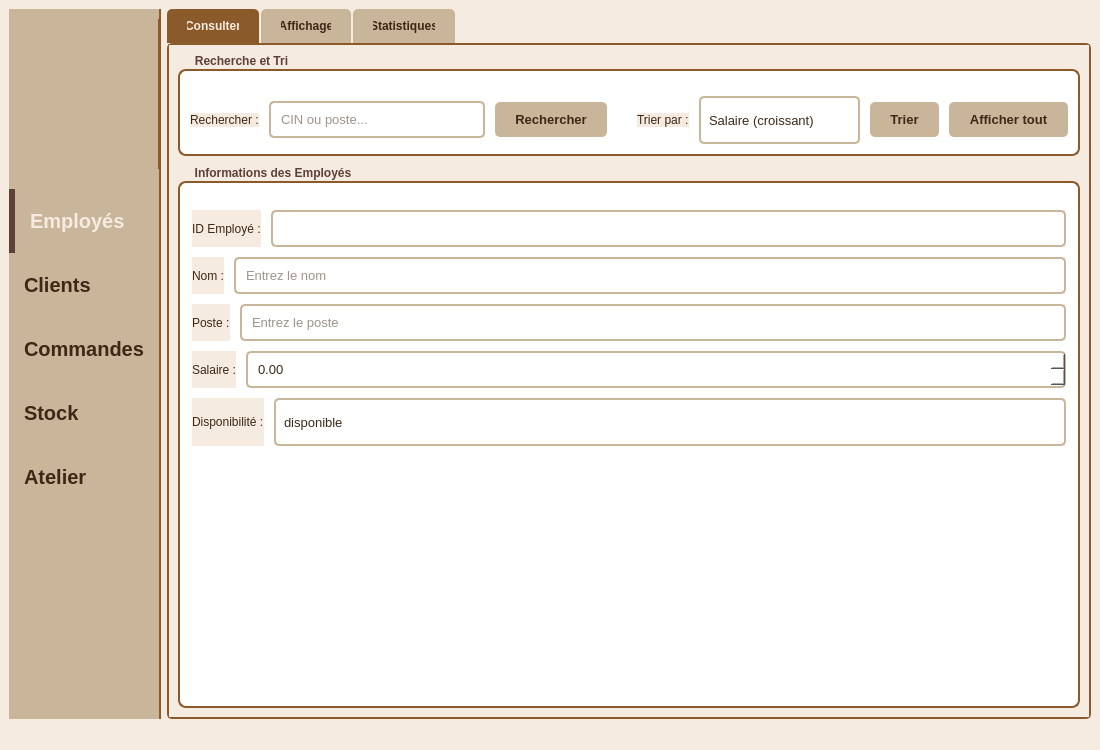
Old version of the form interface_employe/mainwindow.ui in the repository Esprit-UP-Algo/projetcpp2526-s2-2a8-smart-carpentry-morkshop-management.
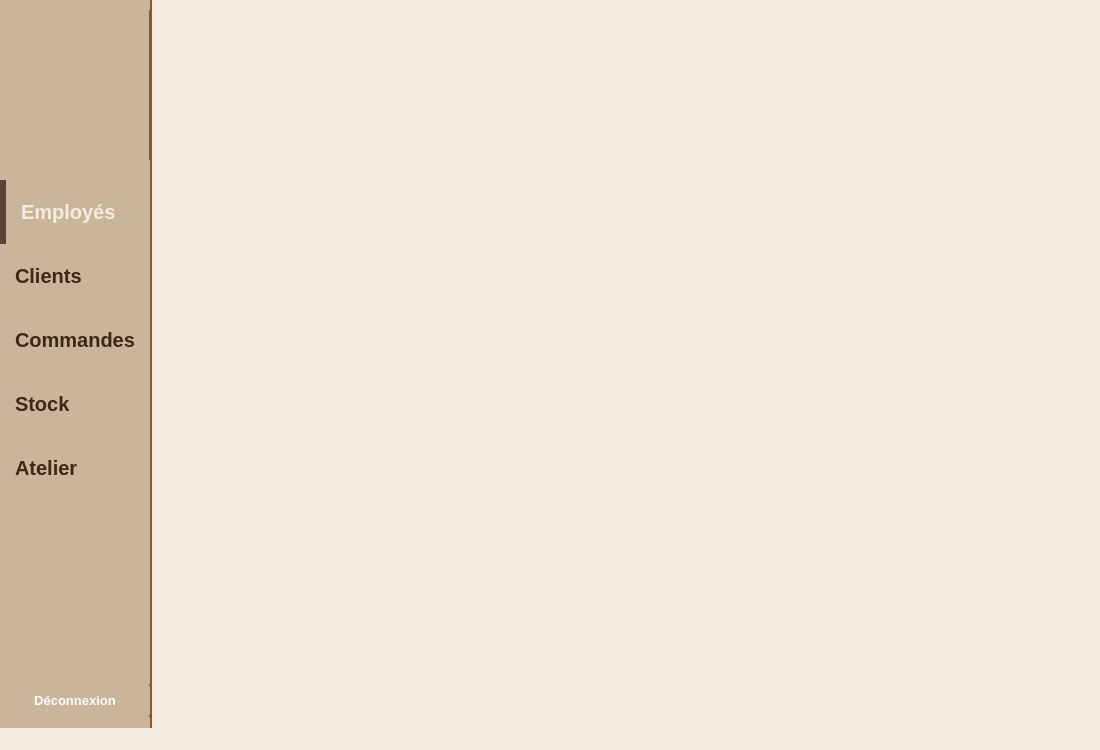
New version of the form. The open tabs and pages were chosen to show the change. Icons and pictures are not drawn.

Commit message: Integrate Qt project in interface_employe

```diff
--- a/interface_employe/mainwindow.ui
+++ b/interface_employe/mainwindow.ui
@@ -23,14 +23,16 @@
     QTabBar::tab:hover { background-color: #9B8068; }
     QGroupBox { background-color: #FFFFFF; border: 2px solid #8B5A2B; border-radius: 8px; margin-top: 15px; padding-top: 15px; font-weight: bold; }
     QGroupBox::title { color: #5D4037; subcontrol-origin: margin; left: 10px; padding: 0 5px; font-size: 10pt; }
-    QLineEdit, QDoubleSpinBox, QComboBox { background-color: #FFFFFF; border: 2px solid #C9B59A; border-radius: 5px; padding: 8px; color: #3D2817; font-size: 10pt; }
-    QLineEdit:focus, QDoubleSpinBox:focus, QComboBox:focus { border: 2px solid #8B5A2B; }
+    QLineEdit, QDoubleSpinBox, QComboBox, QTextEdit, QDateEdit { background-color: #FFFFFF; border: 2px solid #C9B59A; border-radius: 5px; padding: 8px; color: #3D2817; font-size: 10pt; }
+    QLineEdit:focus, QDoubleSpinBox:focus, QComboBox:focus, QTextEdit:focus, QDateEdit:focus { border: 2px solid #8B5A2B; }
     QComboBox { font-size: 10pt; min-height: 28px; }
     QComboBox::drop-down { border: none; width: 20px; }
     QComboBox::down-arrow { image: none; border-left: 4px solid transparent; border-right: 4px solid transparent; border-top: 4px solid #8B5A2B; margin-right: 6px; }
+
     QPushButton { background-color: #8B5A2B; color: #F5EBE0; border: none; border-radius: 5px; padding: 10px 20px; font-weight: bold; font-size: 10pt; }
     QPushButton:hover { background-color: #9B8068; }
     QPushButton:pressed { background-color: #5D4037; }
+
     QPushButton#btnAjouter { background-color: #8B9B6A; }
     QPushButton#btnAjouter:hover { background-color: #9BAB7A; }
     QPushButton#btnModifier { background-color: #8B5A2B; }
@@ -39,17 +41,50 @@
     QPushButton#btnSupprimer:hover { background-color: #6D4C41; }
     QPushButton#btnAnnuler, QPushButton#btnVider, QPushButton#btnAfficherTout, QPushButton#btnTrier, QPushButton#btnRechercher { background-color: #C9B59A; color: #3D2817; }
     QPushButton#btnAnnuler:hover, QPushButton#btnVider:hover, QPushButton#btnAfficherTout:hover, QPushButton#btnTrier:hover, QPushButton#btnRechercher:hover { background-color: #D9C5AA; }
+
     QTableWidget { background-color: #FFFFFF; alternate-background-color: #F5EBE0; border: 2px solid #C9B59A; border-radius: 5px; gridline-color: #C9B59A; color: #3D2817; }
     QTableWidget::item:selected { background-color: #8B5A2B; color: #F5EBE0; }
     QHeaderView::section { background-color: #8B5A2B; color: #F5EBE0; padding: 6px; border: none; font-weight: bold; font-size: 10pt; }
-    QPushButton#btnEmployes, QPushButton#btnClients, QPushButton#btnCommandes, QPushButton#btnStock, QPushButton#btnAtelier { background-color: #C9B59A; color: #3D2817; border: none; border-left: 0px solid #8B5A2B; border-radius: 0; padding: 20px 15px; font-size: 15pt; font-weight: bold; text-align: left; }
-    QPushButton#btnEmployes:hover, QPushButton#btnClients:hover, QPushButton#btnCommandes:hover, QPushButton#btnStock:hover, QPushButton#btnAtelier:hover { background-color: #9B8068; color: white; }
-    QPushButton#btnEmployes:checked, QPushButton#btnClients:checked, QPushButton#btnCommandes:checked, QPushButton#btnStock:checked, QPushButton#btnAtelier:checked { background-color: #8B5A2B; color: #F5EBE0; border-left: 6px solid #5D4037; }
-    QPushButton#btnEmployes:pressed, QPushButton#btnClients:pressed, QPushButton#btnCommandes:pressed, QPushButton#btnStock:pressed, QPushButton#btnAtelier:pressed { background-color: #5D4037; color: white; }
+
+    QPushButton#btnEmployes, QPushButton#btnClients, QPushButton#btnCommandes, QPushButton#btnStock, QPushButton#btnAtelier {
+      background-color: #C9B59A; color: #3D2817; border: none; border-left: 0px solid #8B5A2B;
+      border-radius: 0; padding: 20px 15px; font-size: 15pt; font-weight: bold; text-align: left;
+    }
+    QPushButton#btnEmployes:hover, QPushButton#btnClients:hover, QPushButton#btnCommandes:hover, QPushButton#btnStock:hover, QPushButton#btnAtelier:hover {
+      background-color: #9B8068; color: white;
+    }
+    QPushButton#btnEmployes:checked, QPushButton#btnClients:checked, QPushButton#btnCommandes:checked, QPushButton#btnStock:checked, QPushButton#btnAtelier:checked {
+      background-color: #8B5A2B; color: #F5EBE0; border-left: 6px solid #5D4037;
+    }
+    QPushButton#btnEmployes:pressed, QPushButton#btnClients:pressed, QPushButton#btnCommandes:pressed, QPushButton#btnStock:pressed, QPushButton#btnAtelier:pressed {
+      background-color: #5D4037; color: white;
+    }
+
+    /* ✅ Déconnexion rouge */
+    QPushButton#btnDeconnexion {
+      background-color: #C0392B; color: white; font-weight: bold;
+    }
+    QPushButton#btnDeconnexion:hover { background-color: #E74C3C; }
+    QPushButton#btnDeconnexion:pressed { background-color: #922B21; }
    </string>
   </property>
   <widget class="QWidget" name="centralwidget">
    <layout class="QHBoxLayout" name="horizontalLayoutPrincipal" stretch="0,1">
+    <property name="spacing">
+     <number>0</number>
+    </property>
+    <property name="leftMargin">
+     <number>0</number>
+    </property>
+    <property name="topMargin">
+     <number>0</number>
+    </property>
+    <property name="rightMargin">
+     <number>0</number>
+    </property>
+    <property name="bottomMargin">
+     <number>0</number>
+    </property>
     <item>
      <widget class="QWidget" name="sidebar" native="true">
       <property name="styleSheet">
@@ -69,7 +104,7 @@
         <number>0</number>
        </property>
        <property name="bottomMargin">
-        <number>0</number>
+        <number>10</number>
        </property>
        <item alignment="Qt::AlignmentFlag::AlignHCenter">
         <widget class="QLabel" name="labelLogo">
@@ -185,6 +220,9 @@
          <property name="orientation">
           <enum>Qt::Orientation::Vertical</enum>
          </property>
+         <property name="sizeType">
+          <enum>QSizePolicy::Policy::Expanding</enum>
+         </property>
          <property name="sizeHint" stdset="0">
           <size>
            <width>20</width>
@@ -193,535 +231,53 @@
          </property>
         </spacer>
        </item>
+
+       <!-- Déconnexion -->
+       <item>
+        <widget class="QPushButton" name="btnDeconnexion">
+         <property name="text">
+          <string>Déconnexion</string>
+         </property>
+        </widget>
+       </item>
       </layout>
      </widget>
     </item>
     <item>
-     <widget class="QTabWidget" name="tabWidget">
-      <property name="currentIndex">
-       <number>2</number>
-      </property>
-      <widget class="QWidget" name="tabConsulter">
-       <attribute name="title">
-        <string>Consulter</string>
-       </attribute>
-       <layout class="QVBoxLayout" name="verticalLayoutConsulter">
-        <property name="spacing">
-         <number>10</number>
-        </property>
-        <item>
-         <widget class="QGroupBox" name="groupRechercheEtTri">
-          <property name="sizePolicy">
-           <sizepolicy hsizetype="Preferred" vsizetype="Fixed">
-            <horstretch>0</horstretch>
-            <verstretch>0</verstretch>
-           </sizepolicy>
-          </property>
-          <property name="title">
-           <string>Recherche et Tri</string>
-          </property>
-          <layout class="QHBoxLayout" name="horizontalRechercheEtTri">
-           <property name="spacing">
-            <number>10</number>
-           </property>
-           <property name="leftMargin">
-            <number>10</number>
-           </property>
-           <property name="topMargin">
-            <number>10</number>
-           </property>
-           <property name="rightMargin">
-            <number>10</number>
-           </property>
-           <property name="bottomMargin">
-            <number>10</number>
-           </property>
-           <item alignment="Qt::AlignmentFlag::AlignVCenter">
-            <widget class="QLabel" name="labelRechercher">
-             <property name="text">
-              <string>Rechercher :</string>
-             </property>
-            </widget>
-           </item>
-           <item>
-            <widget class="QLineEdit" name="lineEditRecherche">
-             <property name="placeholderText">
-              <string>CIN ou poste...</string>
-             </property>
-            </widget>
-           </item>
-           <item>
-            <widget class="QPushButton" name="btnRechercher">
-             <property name="text">
-              <string>Rechercher</string>
-             </property>
-            </widget>
-           </item>
-           <item>
-            <spacer name="spacerRecherche">
-             <property name="orientation">
-              <enum>Qt::Orientation::Horizontal</enum>
-             </property>
-             <property name="sizeType">
-              <enum>QSizePolicy::Policy::Fixed</enum>
-             </property>
-             <property name="sizeHint" stdset="0">
-              <size>
-               <width>20</width>
-               <height>20</height>
-              </size>
-             </property>
-            </spacer>
-           </item>
-           <item alignment="Qt::AlignmentFlag::AlignVCenter">
-            <widget class="QLabel" name="labelTrierPar">
-             <property name="text">
-              <string>Trier par :</string>
-             </property>
-            </widget>
-           </item>
-           <item>
-            <widget class="QComboBox" name="comboBoxTri">
-             <item>
-              <property name="text">
-               <string>Salaire (croissant)</string>
-              </property>
-             </item>
-             <item>
-              <property name="text">
-               <string>Salaire (décroissant)</string>
-              </property>
-             </item>
-            </widget>
-           </item>
-           <item>
-            <widget class="QPushButton" name="btnTrier">
-             <property name="text">
-              <string>Trier</string>
-             </property>
-            </widget>
-           </item>
-           <item>
-            <widget class="QPushButton" name="btnAfficherTout">
-             <property name="text">
-              <string>Afficher tout</string>
-             </property>
-            </widget>
-           </item>
-          </layout>
-         </widget>
-        </item>
-        <item>
-         <widget class="QGroupBox" name="groupBoxInfoEmployes">
-          <property name="sizePolicy">
-           <sizepolicy hsizetype="Preferred" vsizetype="Expanding">
-            <horstretch>0</horstretch>
-            <verstretch>1</verstretch>
-           </sizepolicy>
-          </property>
-          <property name="title">
-           <string>Informations des Employés</string>
-          </property>
-          <layout class="QVBoxLayout" name="verticalLayoutInfo">
-           <property name="spacing">
-            <number>10</number>
-           </property>
-           <property name="leftMargin">
-            <number>12</number>
-           </property>
-           <property name="topMargin">
-            <number>12</number>
-           </property>
-           <property name="rightMargin">
-            <number>12</number>
-           </property>
-           <property name="bottomMargin">
-            <number>12</number>
-           </property>
-           <item>
-            <layout class="QHBoxLayout" name="horizontalID">
-             <item>
-              <widget class="QLabel" name="labelID">
-               <property name="text">
-                <string>ID Employé :</string>
-               </property>
-              </widget>
-             </item>
-             <item>
-              <widget class="QLineEdit" name="lineEditID">
-               <property name="sizePolicy">
-                <sizepolicy hsizetype="Expanding" vsizetype="Fixed">
-                 <horstretch>1</horstretch>
-                 <verstretch>0</verstretch>
-                </sizepolicy>
-               </property>
-              </widget>
-             </item>
-            </layout>
-           </item>
-           <item>
-            <layout class="QHBoxLayout" name="horizontalNom">
-             <item>
-              <widget class="QLabel" name="labelNom">
-               <property name="text">
-                <string>Nom :</string>
-               </property>
-              </widget>
-             </item>
-             <item>
-              <widget class="QLineEdit" name="lineEditNom">
-               <property name="sizePolicy">
-                <sizepolicy hsizetype="Expanding" vsizetype="Fixed">
-                 <horstretch>1</horstretch>
-                 <verstretch>0</verstretch>
-                </sizepolicy>
-               </property>
-               <property name="placeholderText">
-                <string>Entrez le nom</string>
-               </property>
-              </widget>
-             </item>
-            </layout>
-           </item>
-           <item>
-            <layout class="QHBoxLayout" name="horizontalPoste">
-             <item>
-              <widget class="QLabel" name="labelPoste">
-               <property name="text">
-                <string>Poste :</string>
-               </property>
-              </widget>
-             </item>
-             <item>
-              <widget class="QLineEdit" name="lineEditPoste">
-               <property name="sizePolicy">
-                <sizepolicy hsizetype="Expanding" vsizetype="Fixed">
-                 <horstretch>1</horstretch>
-                 <verstretch>0</verstretch>
-                </sizepolicy>
-               </property>
-               <property name="placeholderText">
-                <string>Entrez le poste</string>
-               </property>
-              </widget>
-             </item>
-            </layout>
-           </item>
-           <item>
-            <layout class="QHBoxLayout" name="horizontalSalaire">
-             <item>
-              <widget class="QLabel" name="labelSalaire">
-               <property name="text">
-                <string>Salaire :</string>
-               </property>
-              </widget>
-             </item>
-             <item>
-              <widget class="QDoubleSpinBox" name="doubleSpinBoxSalaire">
-               <property name="sizePolicy">
-                <sizepolicy hsizetype="Expanding" vsizetype="Fixed">
-                 <horstretch>1</horstretch>
-                 <verstretch>0</verstretch>
-                </sizepolicy>
-               </property>
-               <property name="maximum">
-                <double>999999.989999999990687</double>
-               </property>
-               <property name="value">
-                <double>0.000000000000000</double>
-               </property>
-              </widget>
-             </item>
-            </layout>
-           </item>
-           <item>
-            <layout class="QHBoxLayout" name="horizontalDispo">
-             <item>
-              <widget class="QLabel" name="labelDispo">
-               <property name="text">
-                <string>Disponibilité :</string>
-               </property>
-              </widget>
-             </item>
-             <item>
-              <widget class="QComboBox" name="comboBoxDispo">
-               <property name="sizePolicy">
-                <sizepolicy hsizetype="Expanding" vsizetype="Fixed">
-                 <horstretch>1</horstretch>
-                 <verstretch>0</verstretch>
-                </sizepolicy>
-               </property>
-               <item>
-                <property name="text">
-                 <string>disponible</string>
-                </property>
-               </item>
-               <item>
-                <property name="text">
-                 <string>en congé</string>
-                </property>
-               </item>
-               <item>
-                <property name="text">
-                 <string>absent</string>
-                </property>
-               </item>
-              </widget>
-             </item>
-            </layout>
-           </item>
-           <item>
-            <spacer name="verticalSpacerForm">
-             <property name="orientation">
-              <enum>Qt::Orientation::Vertical</enum>
-             </property>
-             <property name="sizeHint" stdset="0">
-              <size>
-               <width>20</width>
-               <height>40</height>
-              </size>
-             </property>
-            </spacer>
-           </item>
-          </layout>
-         </widget>
-        </item>
-       </layout>
-      </widget>
-      <widget class="QWidget" name="tabAffichage">
-       <attribute name="title">
-        <string>Affichage</string>
-       </attribute>
-       <layout class="QVBoxLayout" name="verticalLayoutAffichage">
-        <property name="spacing">
-         <number>10</number>
-        </property>
-        <item>
-         <widget class="QGroupBox" name="groupBoxActions">
-          <property name="title">
-           <string>Actions</string>
-          </property>
-          <layout class="QHBoxLayout" name="horizontalLayoutActions">
-           <property name="spacing">
-            <number>10</number>
-           </property>
-           <item>
-            <widget class="QPushButton" name="btnAjouter">
-             <property name="text">
-              <string>+ Ajouter</string>
-             </property>
-            </widget>
-           </item>
-           <item>
-            <widget class="QPushButton" name="btnModifier">
-             <property name="text">
-              <string>Modifier</string>
-             </property>
-            </widget>
-           </item>
-           <item>
-            <widget class="QPushButton" name="btnSupprimer">
-             <property name="text">
-              <string>Supprimer</string>
-             </property>
-            </widget>
-           </item>
-           <item>
-            <widget class="QPushButton" name="btnAfficherTout">
-             <property name="text">
-              <string>Afficher Tout</string>
-             </property>
-            </widget>
-           </item>
-           <item>
-            <spacer name="horizontalSpacerActions">
-             <property name="orientation">
-              <enum>Qt::Orientation::Horizontal</enum>
-             </property>
-             <property name="sizeHint" stdset="0">
-              <size>
-               <width>40</width>
-               <height>20</height>
-              </size>
-             </property>
-            </spacer>
-           </item>
-           <item>
-            <widget class="QPushButton" name="btnVider">
-             <property name="text">
-              <string>Vider</string>
-             </property>
-            </widget>
-           </item>
-          </layout>
-         </widget>
-        </item>
-        <item>
-         <widget class="QTableWidget" name="tableWidgetEmployes">
-          <property name="alternatingRowColors">
-           <bool>true</bool>
-          </property>
-          <property name="selectionBehavior">
-           <enum>QAbstractItemView::SelectionBehavior::SelectRows</enum>
-          </property>
-          <property name="sortingEnabled">
-           <bool>true</bool>
-          </property>
-          <column>
-           <property name="text">
-            <string>ID Employé</string>
-           </property>
-          </column>
-          <column>
-           <property name="text">
-            <string>Nom</string>
-           </property>
-          </column>
-          <column>
-           <property name="text">
-            <string>Poste</string>
-           </property>
-          </column>
-          <column>
-           <property name="text">
-            <string>Salaire</string>
-           </property>
-          </column>
-          <column>
-           <property name="text">
-            <string>Disponibilité</string>
-           </property>
-          </column>
-         </widget>
-        </item>
-        <item>
-         <widget class="QGroupBox" name="groupBoxExport">
-          <property name="title">
-           <string>Exporter la Liste des Employés</string>
-          </property>
-          <layout class="QVBoxLayout" name="verticalLayoutExport">
-           <item>
-            <widget class="QLabel" name="labelExportInfo">
-             <property name="text">
-              <string>Choisissez le format d'exportation de la liste des employés :</string>
-             </property>
-            </widget>
-           </item>
-           <item>
-            <layout class="QHBoxLayout" name="horizontalLayoutExportButtons">
-             <item>
-              <widget class="QPushButton" name="btnExportPDF">
-               <property name="minimumSize">
-                <size>
-                 <width>0</width>
-                 <height>50</height>
-                </size>
-               </property>
-               <property name="text">
-                <string>Exporter en PDF</string>
-               </property>
-              </widget>
-             </item>
-            </layout>
-           </item>
-           <item>
-            <widget class="QGroupBox" name="groupBoxExportOptions">
-             <property name="title">
-              <string>Options d'exportation</string>
-             </property>
-             <layout class="QVBoxLayout" name="verticalLayoutOptions">
-              <item>
-               <widget class="QCheckBox" name="checkBoxInclureEntete">
-                <property name="text">
-                 <string>Inclure l'en-tête</string>
-                </property>
-                <property name="checked">
-                 <bool>true</bool>
-                </property>
-               </widget>
-              </item>
-              <item>
-               <widget class="QCheckBox" name="checkBoxDateExport">
-                <property name="text">
-                 <string>Inclure la date d'exportation</string>
-                </property>
-                <property name="checked">
-                 <bool>true</bool>
-                </property>
-               </widget>
-              </item>
-             </layout>
-            </widget>
-           </item>
-          </layout>
-         </widget>
-        </item>
-       </layout>
-      </widget>
-      <widget class="QWidget" name="tabStatistiques">
-       <attribute name="title">
-        <string>Statistiques</string>
-       </attribute>
-       <layout class="QVBoxLayout" name="verticalLayoutStats">
-        <item>
-         <widget class="QGroupBox" name="groupBoxStats">
-          <property name="title">
-           <string>Statistiques Générales</string>
-          </property>
-          <layout class="QGridLayout" name="gridLayoutStats">
-           <item row="0" column="0">
-            <widget class="QLabel" name="labelTotalEmployes">
-             <property name="font">
-              <font>
-               <family>Segoe UI</family>
-               <bold>true</bold>
-              </font>
-             </property>
-             <property name="text">
-              <string>Nombre total d'employés :</string>
-             </property>
-            </widget>
-           </item>
-           <item row="0" column="1">
-            <widget class="QLabel" name="labelTotalEmployesValeur">
-             <property name="font">
-              <font>
-               <family>Segoe UI</family>
-               <pointsize>12</pointsize>
-              </font>
-             </property>
-             <property name="text">
-              <string>0</string>
-             </property>
-            </widget>
-           </item>
-           <item row="1" column="0">
-            <widget class="QPushButton" name="btnActualiserStats">
-             <property name="text">
-              <string>Actualiser les Statistiques</string>
-             </property>
-            </widget>
-           </item>
-          </layout>
-         </widget>
-        </item>
-        <item>
-         <spacer name="verticalSpacerStats">
-          <property name="orientation">
-           <enum>Qt::Orientation::Vertical</enum>
-          </property>
-          <property name="sizeHint" stdset="0">
-           <size>
-            <width>20</width>
-            <height>40</height>
-           </size>
-          </property>
-         </spacer>
-        </item>
-       </layout>
-      </widget>
+     <widget class="QWidget" name="contentContainer">
+      <layout class="QVBoxLayout" name="contentLayout">
+       <property name="spacing">
+        <number>0</number>
+       </property>
+       <property name="leftMargin">
+        <number>0</number>
+       </property>
+       <property name="topMargin">
+        <number>0</number>
+       </property>
+       <property name="rightMargin">
+        <number>0</number>
+       </property>
+       <property name="bottomMargin">
+        <number>0</number>
+       </property>
+       <item>
+        <spacer name="contentSpacer">
+         <property name="orientation">
+          <enum>Qt::Orientation::Vertical</enum>
+         </property>
+         <property name="sizeHint" stdset="0">
+          <size>
+           <width>20</width>
+           <height>20</height>
+          </size>
+         </property>
+        </spacer>
+       </item>
+      </layout>
      </widget>
     </item>
+
    </layout>
   </widget>
   <widget class="QStatusBar" name="statusbar"/>
```
Left out of the diff: 2 changed lines with no effect on the pictures. The commit also changes 62 other files.
